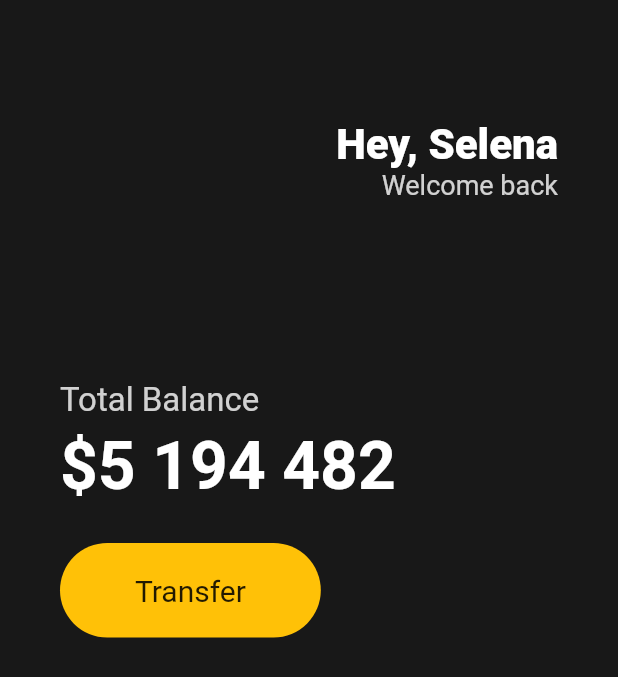
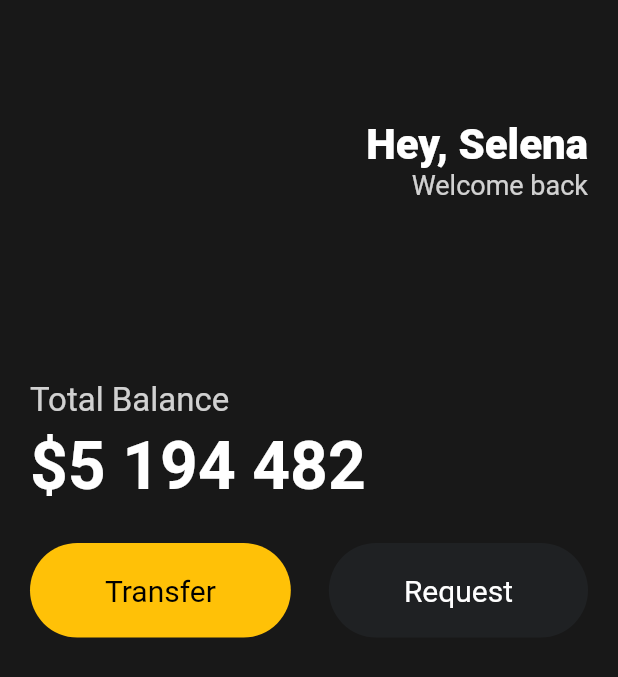
Before and after one commit to Leesunghee/webtoon, a Flutter app: the screen it shows after launch, on a phone screen of 412 x 824 dp. Shown: the top 677 px of the screen. Run offline on Flutter 3.47's test engine with Material 2 defaults, Android fonts, the phone set to English and light mode, and no system bars.

Commit message:
Reusable Widgets

```diff
--- a/lib/main.dart
+++ b/lib/main.dart
@@ -1,4 +1,5 @@
 import 'package:flutter/material.dart';
+import 'package:webtoon/widgets/button.dart';
 
 void main() {
   runApp(App());
@@ -12,7 +13,7 @@ class App extends StatelessWidget {
           backgroundColor: const Color(0xFF181818),
           body: Padding(
             padding: const EdgeInsets.symmetric(
-              horizontal: 40,
+              horizontal: 20,
             ),
             child: Column(
               crossAxisAlignment: CrossAxisAlignment.start,
@@ -70,24 +71,17 @@ class App extends StatelessWidget {
                   height: 25,
                 ),
                 Row(
-                  children: [
-                    Container(
-                      decoration: BoxDecoration(
-                        borderRadius: BorderRadius.circular(40),
-                        color: Colors.amber,
-                      ),
-                      child: const Padding(
-                        padding: EdgeInsets.symmetric(
-                          vertical: 20,
-                          horizontal: 50,
-                        ),
-                        child: Text(
-                          'Transfer',
-                          style: TextStyle(
-                            fontSize: 20,
-                          ),
-                        ),
-                      ),
+                  mainAxisAlignment: MainAxisAlignment.spaceBetween,
+                  children: const [
+                    Button(
+                      text: 'Transfer',
+                      backgroundColor: Colors.amber,
+                      textColor: Colors.black,
+                    ),
+                    Button(
+                      text: 'Request',
+                      backgroundColor: Color(0xFF1F2123),
+                      textColor: Colors.white,
                     ),
                   ],
                 )
--- /dev/null
+++ b/lib/widgets/button.dart
@@ -0,0 +1,37 @@
+import 'package:flutter/material.dart';
+
+class Button extends StatelessWidget {
+  final String text;
+  final Color backgroundColor;
+  final Color textColor;
+
+  const Button({
+    super.key,
+    required this.text,
+    required this.backgroundColor,
+    required this.textColor,
+  });
+
+  @override
+  Widget build(BuildContext context) {
+    return Container(
+      decoration: BoxDecoration(
+        borderRadius: BorderRadius.circular(40),
+        color: backgroundColor,
+      ),
+      child: Padding(
+        padding: const EdgeInsets.symmetric(
+          vertical: 20,
+          horizontal: 50,
+        ),
+        child: Text(
+          text,
+          style: TextStyle(
+            fontSize: 20,
+            color: textColor,
+          ),
+        ),
+      ),
+    );
+  }
+}
```
Also changed, not shown: 1 other file.
